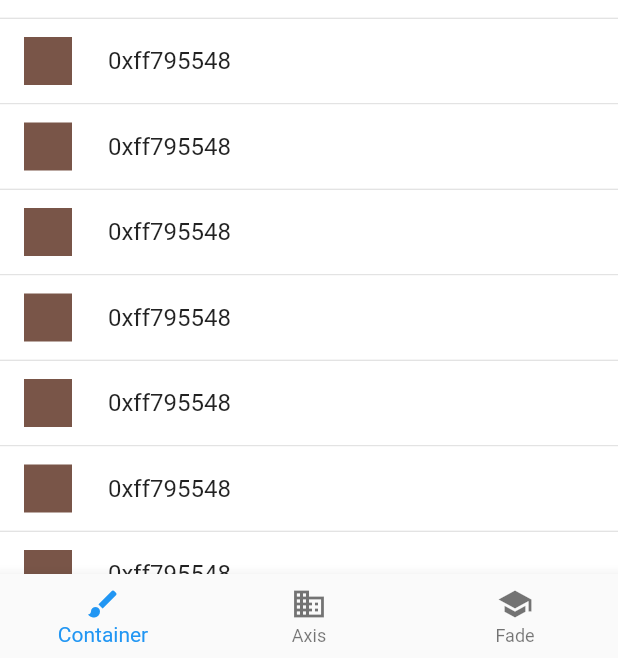
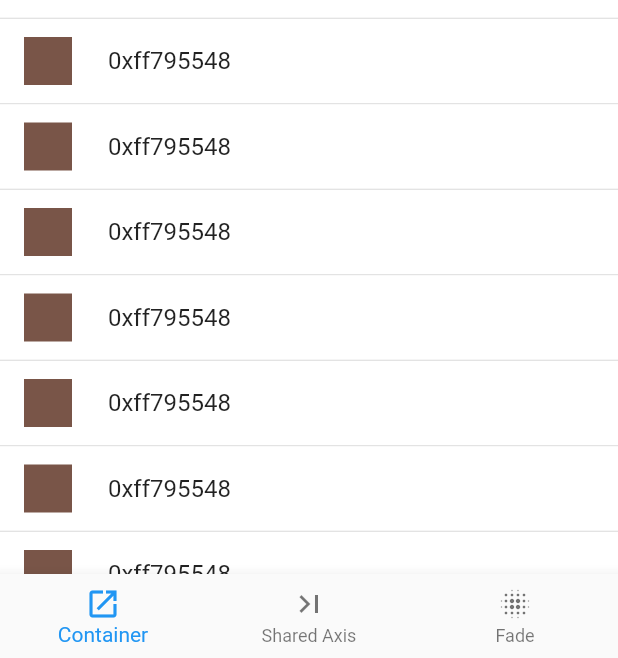
Before and after one commit to udos86/flutter-material-motion, a Flutter app: the screen it shows after launch, on a phone screen of 412 x 824 dp, the part 578-1236 px from its top. Run offline on Flutter 3.47's test engine with Material 2 defaults, Android fonts, the phone set to English and light mode, and no system bars.

```diff
--- a/lib/main.dart
+++ b/lib/main.dart
@@ -1,3 +1,4 @@
+import 'package:animations/animations.dart';
 import 'package:flutter/material.dart';
 import 'package:flutter_material_motion/shared_axis.dart';
 
@@ -39,19 +40,32 @@ class _HomePageState extends State<HomePage> {
       appBar: AppBar(
         title: Text(widget.title),
       ),
-      body: _getBody(_currentIndex),
+      body: PageTransitionSwitcher(
+        transitionBuilder: (
+          Widget child,
+          Animation<double> animation,
+          Animation<double> secondaryAnimation,
+        ) {
+          return FadeThroughTransition(
+            animation: animation,
+            secondaryAnimation: secondaryAnimation,
+            child: child,
+          );
+        },
+        child: _getBody(_currentIndex),
+      ),
       bottomNavigationBar: BottomNavigationBar(
         items: const [
           BottomNavigationBarItem(
-            icon: Icon(Icons.brush),
+            icon: Icon(Icons.open_in_new),
             title: Text('Container'),
           ),
           BottomNavigationBarItem(
-            icon: Icon(Icons.business),
-            title: Text('Axis'),
+            icon: Icon(Icons.last_page),
+            title: Text('Shared Axis'),
           ),
           BottomNavigationBarItem(
-            icon: Icon(Icons.school),
+            icon: Icon(Icons.blur_on),
             title: Text('Fade'),
           ),
         ],
@@ -77,9 +91,15 @@ class _HomePageState extends State<HomePage> {
           child: Column(
             crossAxisAlignment: CrossAxisAlignment.stretch,
             children: [
-              Expanded(child: Text('One'),),
-              Expanded(child: Text('Two'),),
-              Expanded(child: Text('Three'),)
+              Expanded(
+                child: Text('One'),
+              ),
+              Expanded(
+                child: Text('Two'),
+              ),
+              Expanded(
+                child: Text('Three'),
+              )
             ],
           ),
         );
```
